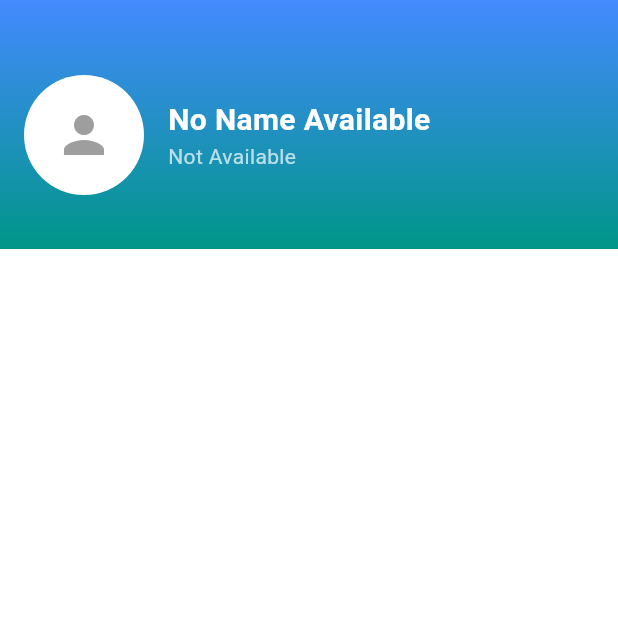
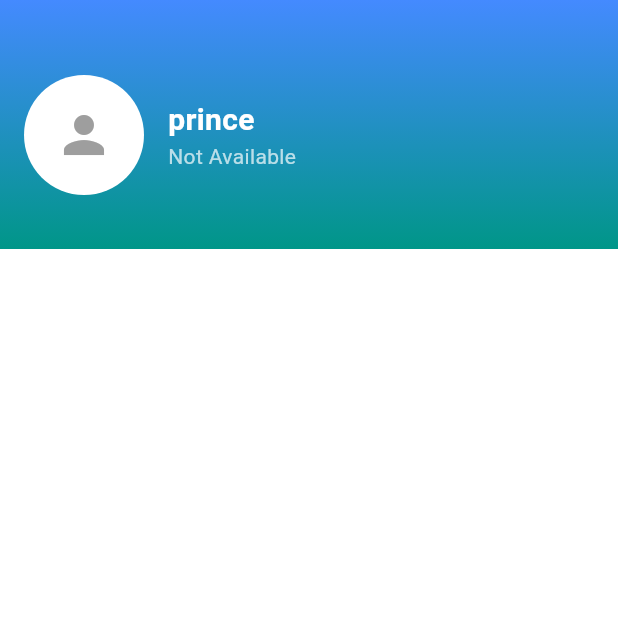
Before and after one commit to princeGithub999/Tripto-Driver, a Flutter app: the ProfileScreen screen opened directly, after a tap on the "person" icon, on a phone screen of 412 x 824 dp, the top half of it. Run offline on Flutter 3.47's test engine with Material 3 defaults, Android fonts, the phone set to English and light mode, and no system bars; our stand-ins replace cloud_firestore, firebase_auth, firebase_core, firebase_database, firebase_messaging, firebase_storage and 15 more; missing offline and left inert: flutter_polyline_points; accounts and stored records are empty; network calls fail.

Commit message:
solve error

```diff
--- a/lib/view/button_navigation/button_navigation_screen/profile_details.dart
+++ b/lib/view/button_navigation/button_navigation_screen/profile_details.dart
@@ -703,8 +703,7 @@ class _ProfileScreenState extends State<ProfileScreen> {
                             child: Column(
                               crossAxisAlignment: CrossAxisAlignment.start,
                               children: [
-                                Text(
-                                  data?.driverName ?? "No Name Available",
+                                Text('prince',
                                   style: const TextStyle(
                                     fontSize: 20,
                                     fontWeight: FontWeight.bold,
--- a/lib/view_model/provider/auth_provider_in/auth_provider.dart
+++ b/lib/view_model/provider/auth_provider_in/auth_provider.dart
@@ -36,7 +36,7 @@ class AuthProviderIn extends ChangeNotifier {
   var mapProvider = Provider.of<MapsProvider>(Get.context!, listen: false);
   final supabaseOTP = Supabase.instance.client;
   dynamic supaNumber;
-  DriverProfileModel? driverProfile;
+  DriverModel? driverProfile;
 
 
   AuthProviderIn(){
@@ -175,31 +175,7 @@ class AuthProviderIn extends ChangeNotifier {
   //   }
 
 
-  // Future<DriverProfileModel?> getData() async {
-  //   var currentUser = FirebaseAuth.instance.currentUser;
-  //   if (currentUser == null) {
-  //     Fluttertoast.showToast(msg: 'User not logged in');
-  //     return null;
-  //   }
-  //
-  //   try {
-  //     DatabaseReference driverRef = realTimeDb.ref('Drivers_Data').child(currentUser.uid);
-  //     DatabaseEvent event = await driverRef.once();
-  //
-  //     if (event.snapshot.value != null) {
-  //       Map<String, dynamic> data = Map<String, dynamic>.from(event.snapshot.value as Map);
-  //       print("Fetched Driver Data: $data");  // Debugging
-  //
-  //       return DriverProfileModel.fromJson(data);
-  //     } else {
-  //       Fluttertoast.showToast(msg: 'No data found');
-  //       return null;
-  //     }
-  //   } catch (e) {
-  //     Fluttertoast.showToast(msg: 'Error: $e');
-  //     return null;
-  //   }
-  // }
+
 
   void fetchLiveProfileData(String driverId) {
 
@@ -210,7 +186,7 @@ class AuthProviderIn extends ChangeNotifier {
         Map<String, dynamic> data = Map<String, dynamic>.from(event.snapshot.value as Map);
         print("🔥 Live Updated Driver Data: $data");
 
-        driverProfile = DriverProfileModel.fromJson(data);
+        driverProfile = DriverModel.fromJson(data);
         notifyListeners();  // **🔥 UI को Auto-Refresh करें**
       } else {
         Fluttertoast.showToast(msg: 'No data found in Firebase.');
--- a/lib/view_model/provider/map_provider/maps_provider.dart
+++ b/lib/view_model/provider/map_provider/maps_provider.dart
@@ -53,10 +53,9 @@ class MapsProvider extends ChangeNotifier {
     if (event.snapshot.exists && event.snapshot.value != null) {
       Map<dynamic, dynamic> data = event.snapshot.value as Map<dynamic, dynamic>;
       bool status = data['status'] ?? false;
-      bool status = data['isOnline'] ?? false;
-      String name = data['driverName'];
+      // String name = data['driverName'];
       isOnline = status;
-      na = name;
+      // na = name;
       String na = data['driverName'] ?? false;
       isOnline = status;
       notifyListeners();
```
